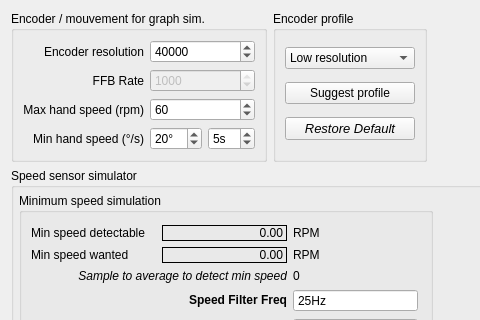
Above: res/encoder_tune.ui from Ultrawipf/OpenFFBoard-configurator before the change; both pictures show x 0 to 480 and y 0 to 320 of the 871 by 720 pixel window. Below: the same form after it.
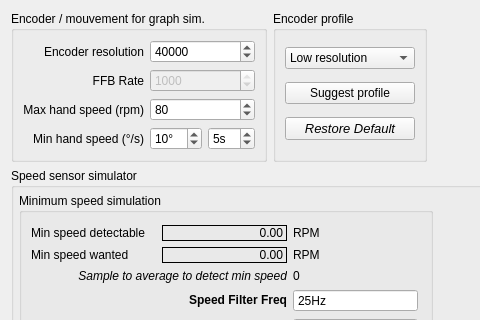
That is the form after the change. Custom widgets are drawn as their Qt base class.

Commit message: Fixed default button in encoder tune ui

What changed in the file:
```diff
--- a/res/encoder_tune.ui
+++ b/res/encoder_tune.ui
@@ -344,7 +344,7 @@
          <number>300</number>
         </property>
         <property name="value">
-         <number>60</number>
+         <number>80</number>
         </property>
        </widget>
       </item>
@@ -386,7 +386,7 @@
          <number>360</number>
         </property>
         <property name="value">
-         <number>20</number>
+         <number>10</number>
         </property>
        </widget>
       </item>
```
The commit also changes 2 other files.
